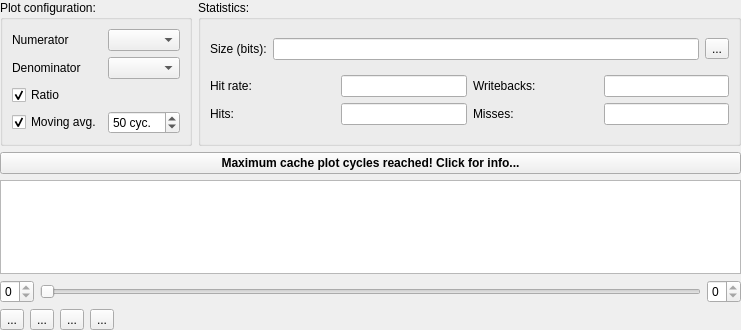
zfwk1992/open-soc-explorer, file src/cachesim/cacheplotwidget.ui: the form before one commit.
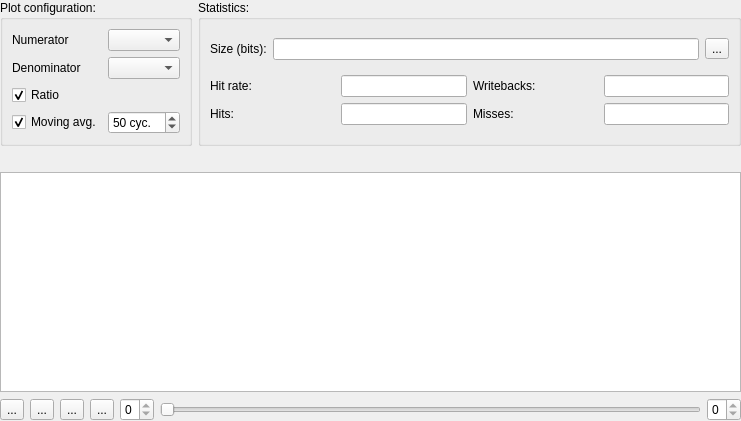
The form after the commit. Custom widgets are drawn as their Qt base class.

Patch:
```diff
--- a/src/cachesim/cacheplotwidget.ui
+++ b/src/cachesim/cacheplotwidget.ui
@@ -270,23 +270,52 @@
       </layout>
      </item>
      <item>
-      <widget class="QPushButton" name="maxCyclesButton">
-       <property name="font">
-        <font>
-         <weight>75</weight>
-         <bold>true</bold>
-        </font>
+      <widget class="QLabel" name="truncationHint">
+       <property name="wordWrap">
+        <bool>true</bool>
        </property>
-       <property name="text">
-        <string>Maximum cache plot cycles reached! Click for info...</string>
-       </property>
       </widget>
      </item>
      <item>
-      <widget class="CachePlotView" name="plotView"/>
+      <widget class="CachePlotView" name="plotView">
+       <property name="minimumSize">
+        <size>
+         <width>0</width>
+         <height>220</height>
+        </size>
+       </property>
+      </widget>
      </item>
      <item>
-      <layout class="QHBoxLayout" name="horizontalLayout_3" stretch="0,1,0">
+      <layout class="QHBoxLayout" name="horizontalLayout_3" stretch="0,0,0,0,0,1,0">
+       <item>
+        <widget class="QToolButton" name="ratioCursor">
+         <property name="text">
+          <string notr="true">...</string>
+         </property>
+        </widget>
+       </item>
+       <item>
+        <widget class="QToolButton" name="mavgCursor">
+         <property name="text">
+          <string notr="true">...</string>
+         </property>
+        </widget>
+       </item>
+       <item>
+        <widget class="QToolButton" name="copyData">
+         <property name="text">
+          <string notr="true">...</string>
+         </property>
+        </widget>
+       </item>
+       <item>
+        <widget class="QToolButton" name="savePlot">
+         <property name="text">
+          <string notr="true">...</string>
+         </property>
+        </widget>
+       </item>
        <item>
         <widget class="QSpinBox" name="rangeMin">
          <property name="toolTip">
@@ -325,51 +354,6 @@
        </item>
       </layout>
      </item>
-     <item>
-      <layout class="QHBoxLayout" name="horizontalLayout_2">
-       <item>
-        <widget class="QToolButton" name="ratioCursor">
-         <property name="text">
-          <string>...</string>
-         </property>
-        </widget>
-       </item>
-       <item>
-        <widget class="QToolButton" name="mavgCursor">
-         <property name="text">
-          <string>...</string>
-         </property>
-        </widget>
-       </item>
-       <item>
-        <widget class="QToolButton" name="copyData">
-         <property name="text">
-          <string>...</string>
-         </property>
-        </widget>
-       </item>
-       <item>
-        <widget class="QToolButton" name="savePlot">
-         <property name="text">
-          <string>...</string>
-         </property>
-        </widget>
-       </item>
-       <item>
-        <spacer name="horizontalSpacer">
-         <property name="orientation">
-          <enum>Qt::Horizontal</enum>
-         </property>
-         <property name="sizeHint" stdset="0">
-          <size>
-           <width>40</width>
-           <height>20</height>
-          </size>
-         </property>
-        </spacer>
-       </item>
-      </layout>
-     </item>
     </layout>
    </item>
   </layout>
```
Left out of the diff: 12 changed lines with no effect on the pictures.
